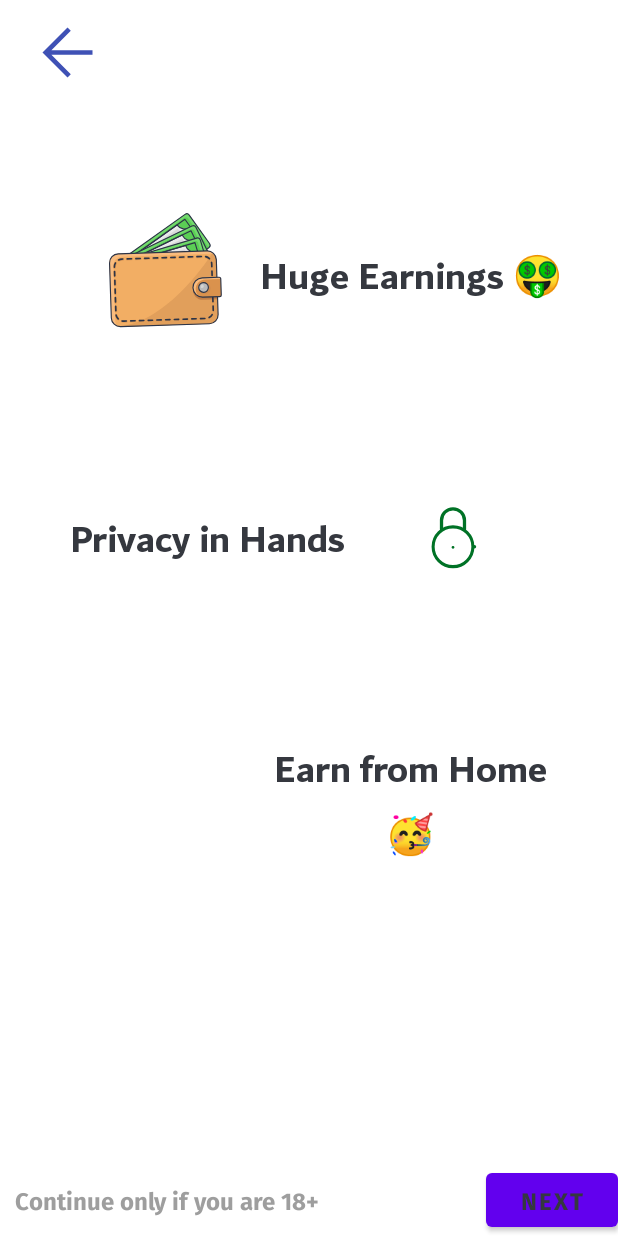
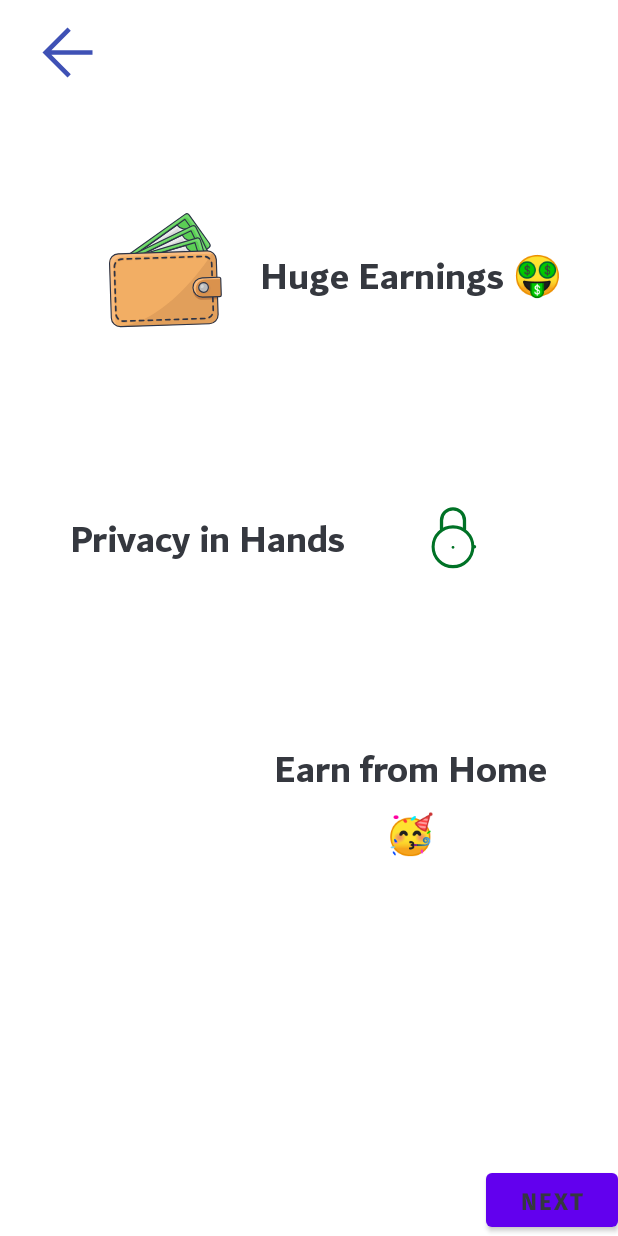
Before and after one commit to ApunichGULSHER/LivePari-EnjoyLiveVideoChat, an Android app: the screen it shows after launch (RegisterActivity), after a tap on "Register as Model", on a phone screen of 412 x 824 dp. Run offline under Robolectric (Android 15) with nearby library versions, the phone set to English and light mode, and no system bars; our stand-ins replace AdMob, Firebase (no records; nobody signed in at launch, a user with empty details on screens opened directly), data binding; libraries missing offline, so code that uses them is left out: com.thecode.aestheticdialogs; plain views replace NeumorphButton, NeumorphImageView; 10 statements that could not run were skipped.

Commit message:
Minor changes

```diff
--- a/app/src/main/res/layout/fragment_model_terms_screen.xml
+++ b/app/src/main/res/layout/fragment_model_terms_screen.xml
@@ -121,18 +121,5 @@
             android:textColor="@color/dark_3"
             android:textSize="16sp"
             />
-
-        <TextView
-            android:layout_width="wrap_content"
-            android:layout_height="wrap_content"
-            android:layout_alignTop="@id/agree_button"
-            android:layout_alignBottom="@id/agree_button"
-            android:layout_alignParentStart="true"
-            android:layout_marginStart="10dp"
-            android:gravity="center"
-            android:textSize="16sp"
-            android:textColor="@color/gray_500"
-            android:fontFamily="@font/sans_bold"
-            android:text="Continue only if you are 18+"/>
        </RelativeLayout>
 </layout>
```
Also changed, not shown: app/src/main/java/com/blogspot/bunnylists/maate/repository/MyRepository.kt (+3 -4 lines).
